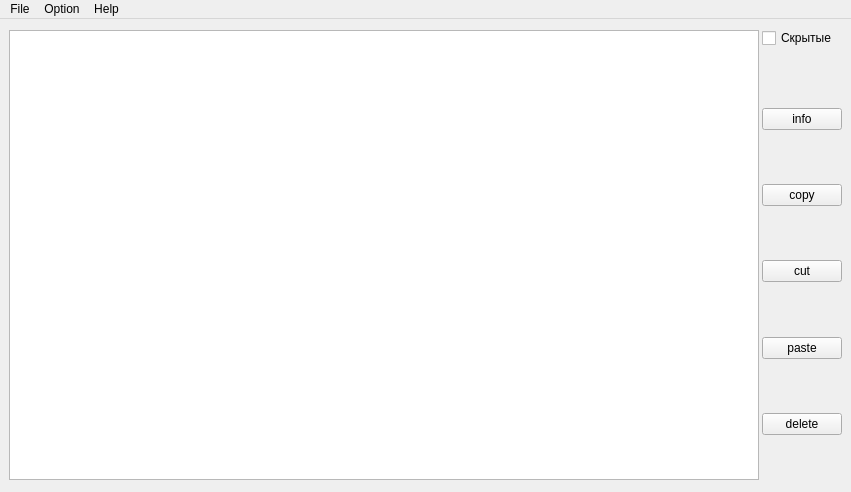
The window that main_window_disigne.ui (Vladimir-Chernousov/IiVT-FM) describes before a commit, drawn with Qt 5.
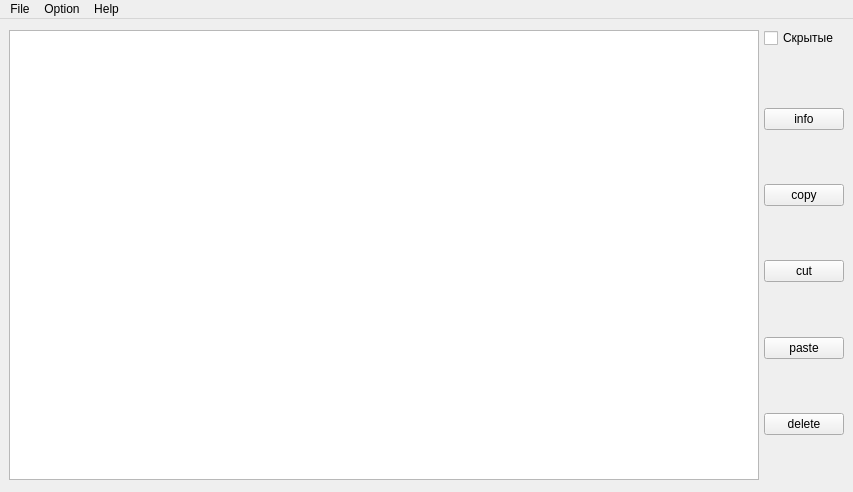
The same window after the commit. Icons and pictures are not drawn.

Patch:
```diff
--- a/main_window_disigne.ui
+++ b/main_window_disigne.ui
@@ -6,14 +6,26 @@
    <rect>
     <x>0</x>
     <y>0</y>
-    <width>851</width>
+    <width>853</width>
     <height>492</height>
    </rect>
   </property>
+  <property name="sizePolicy">
+   <sizepolicy hsizetype="Fixed" vsizetype="Fixed">
+    <horstretch>0</horstretch>
+    <verstretch>0</verstretch>
+   </sizepolicy>
+  </property>
   <property name="minimumSize">
    <size>
-    <width>600</width>
-    <height>400</height>
+    <width>853</width>
+    <height>492</height>
+   </size>
+  </property>
+  <property name="maximumSize">
+   <size>
+    <width>853</width>
+    <height>492</height>
    </size>
   </property>
   <property name="mouseTracking">
@@ -207,7 +219,7 @@
     <rect>
      <x>0</x>
      <y>0</y>
-     <width>851</width>
+     <width>853</width>
      <height>21</height>
     </rect>
    </property>
```
